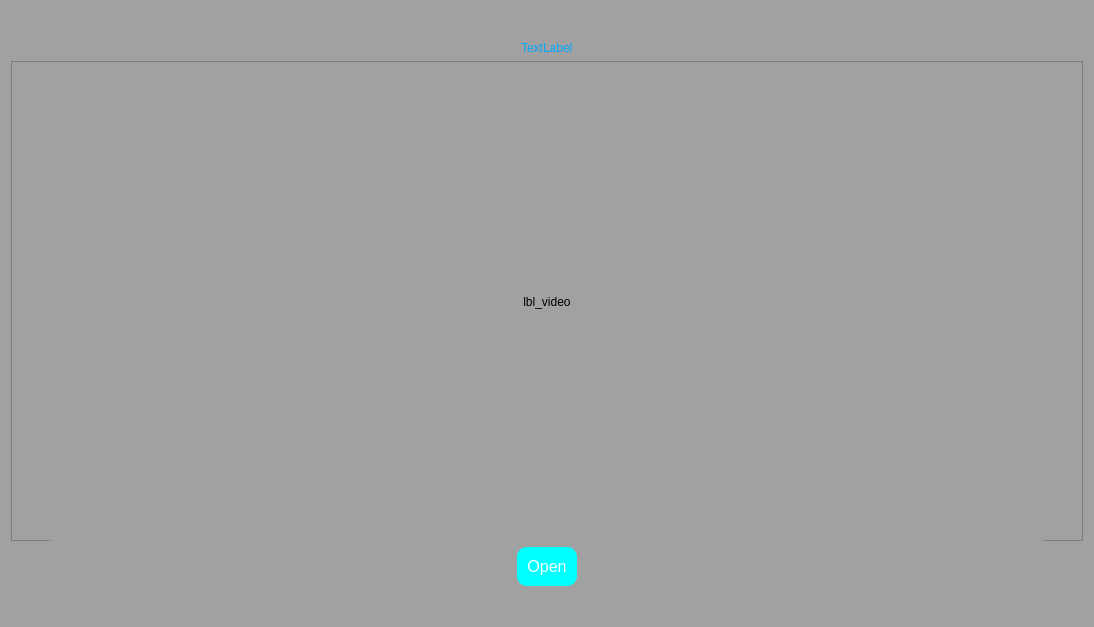
First picture: the form in QrCodeSc/MainWindow.ui, repository Joelhawkins1/QrCodeSc, before the edit.
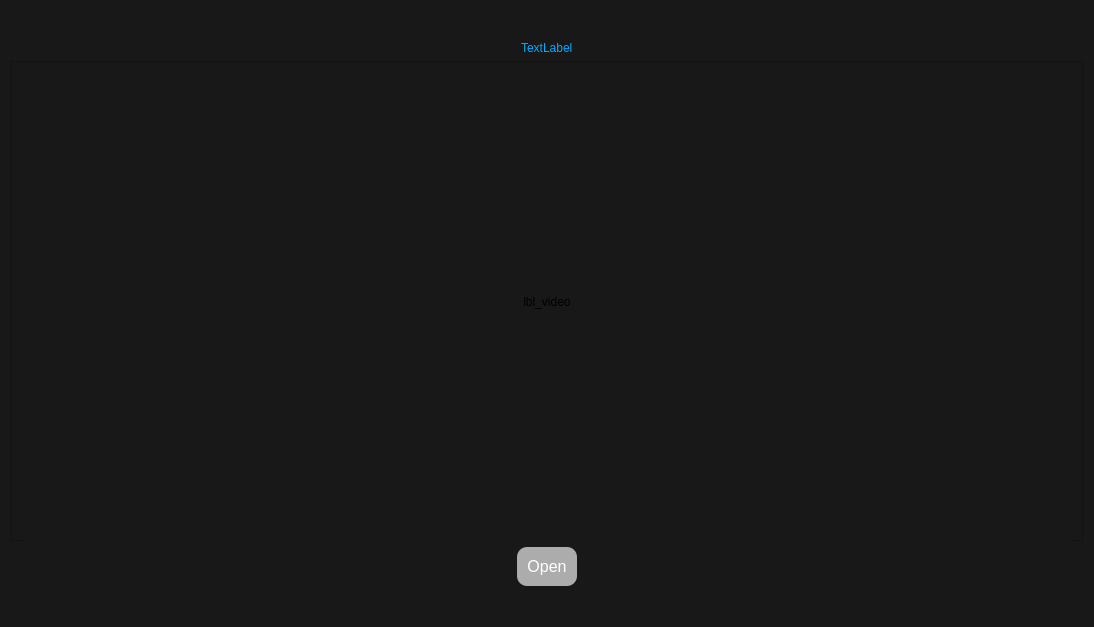
Second picture: the form after the edit. Icons and pictures are not drawn.

Commit message: Ver 2.2 (border working)

Patch:
```diff
--- a/QrCodeSc/MainWindow.ui
+++ b/QrCodeSc/MainWindow.ui
@@ -29,7 +29,8 @@
    <iconset theme="QIcon::ThemeIcon::CameraVideo"/>
   </property>
   <property name="styleSheet">
-   <string notr="true">background-color: rgb(161, 161, 161);</string>
+   <string notr="true">background-color: rgb(24, 24, 24);
+</string>
   </property>
   <widget class="QWidget" name="centralWidget">
    <layout class="QVBoxLayout" name="verticalLayout">
@@ -73,12 +74,12 @@
       <property name="styleSheet">
        <string notr="true">QFrame#videoContainer {
     border: 5px solid #3e3e3e;
-    border-radius: 50px;
+    border-radius: 20px;
     background-color: black;
 }
 
 QLabel#lbl_video {
-    border-radius: 50px; /* Matches the frame */
+    border-radius: 20px; /* Matches the frame */
 }</string>
       </property>
       <property name="frameShape">
@@ -153,7 +154,7 @@
       </property>
       <property name="styleSheet">
        <string notr="true">QPushButton {
-    background-color: #00ffff; /* A nice green */
+    background-color: rgb(172, 172, 172); /* defualt color  */
     color: white;
     border-radius: 10px;
     padding: 10px;
```
Left out of the diff: 4 changed lines with no effect on the pictures. The commit also changes 2 other files.
